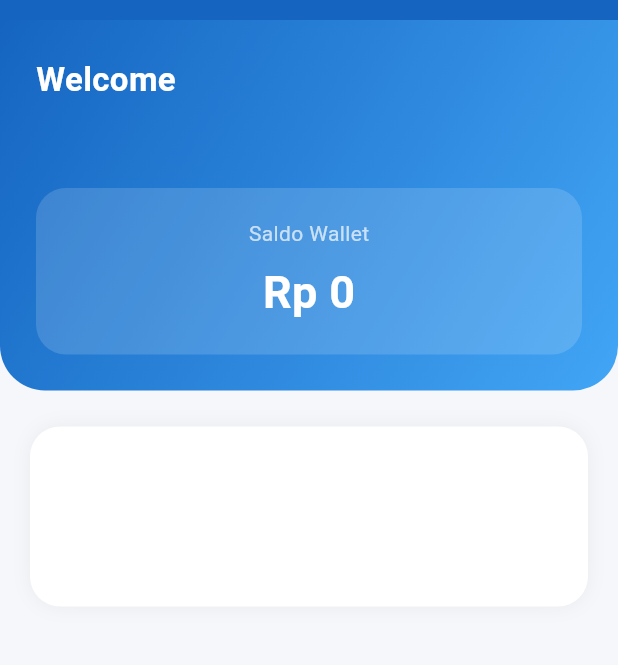
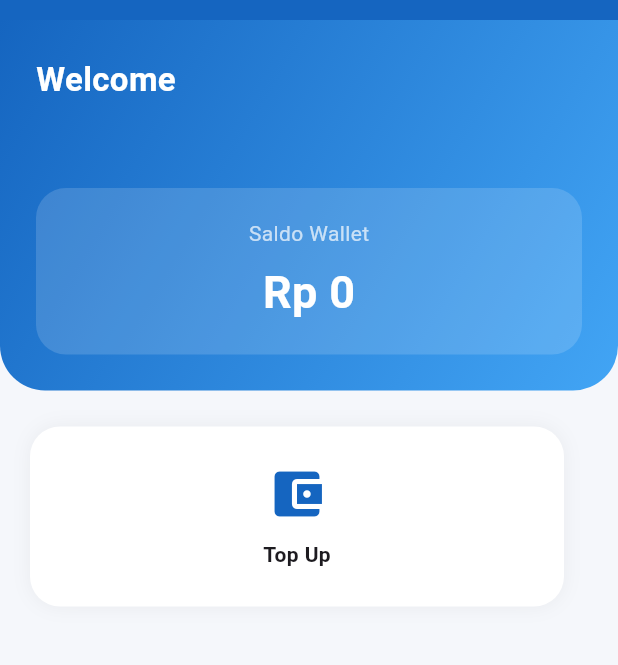
Before and after one commit to vanstrong4/coding-wallet, a Flutter app: the HomeScreen screen opened directly, on a phone screen of 412 x 824 dp, the part 64-729 px from its top. Run offline on Flutter 3.47's test engine with Material 3 defaults, Android fonts, the phone set to English and light mode, and no system bars; our stand-ins replace cloud_firestore, firebase_auth, firebase_core; accounts and stored records are empty.

Commit message:
buat topup text

```diff
--- a/lib/features/wallet/screens/home_screen.dart
+++ b/lib/features/wallet/screens/home_screen.dart
@@ -169,9 +169,26 @@ class HomeScreen extends StatelessWidget {
                                 ),
                               ],
                             ),
+                            child: const Column(
+                              mainAxisAlignment: MainAxisAlignment.center,
+                              children: [
+                                Icon(
+                                  Icons.account_balance_wallet,
+                                  size: 40,
+                                  color: Color(0xFF1565C0),
+                                ),
+                                SizedBox(height: 10),
+                                Text(
+                                  "Top Up",
+                                  style: TextStyle(fontWeight: FontWeight.bold),
+                                ),
+                              ],
+                            ),
                           ),
                         ),
                       ),
+
+                      const SizedBox(width: 16),
                     ],
                   ),
                 ),
```
